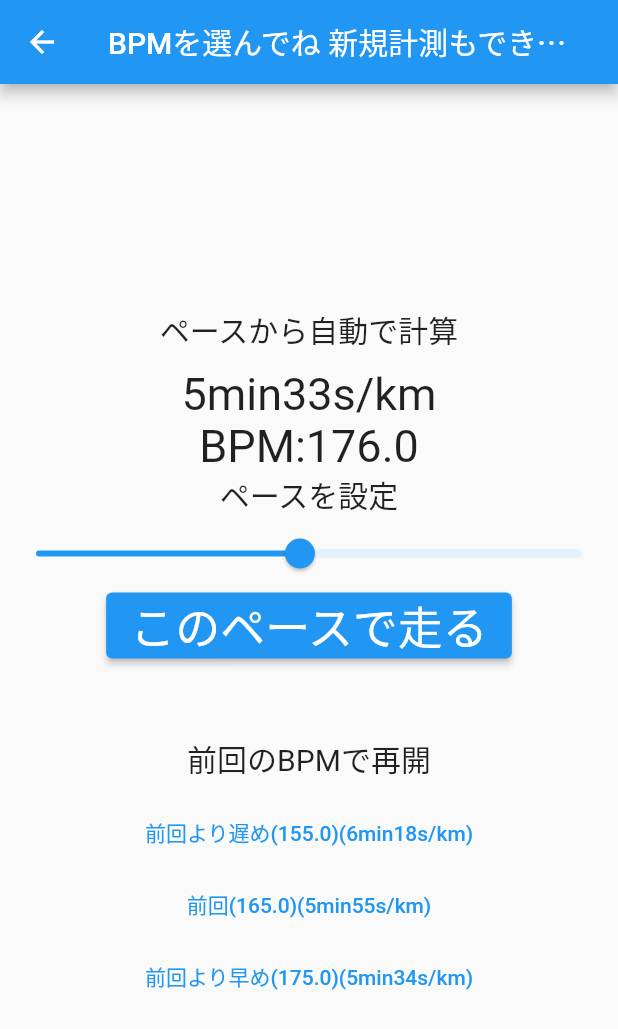
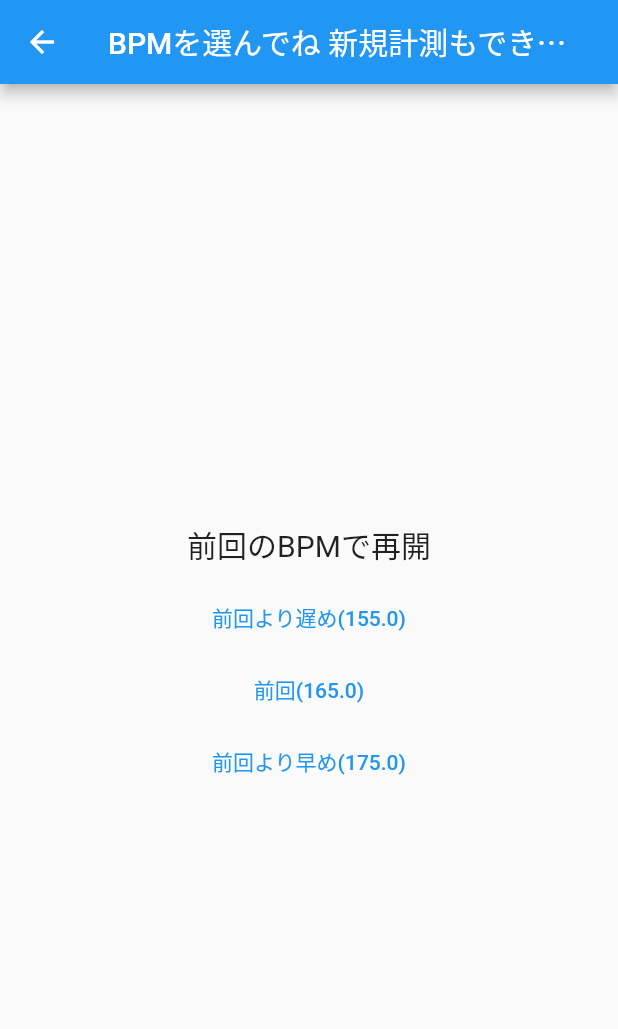
Before and after one commit to beatwalking55/beatim2, a Flutter app: the BPMSelectPage screen opened directly, on a phone screen of 412 x 824 dp. Shown: the top 1029 px of the screen. Run offline on Flutter 3.47's test engine with Material 2 defaults, Android fonts, the phone set to English and light mode, and no system bars; our stand-ins replace cloud_firestore, firebase_core, just_audio; missing offline and left inert: audio_session; accounts and stored records are empty.

Commit message:
BPM選択ページを復活しました

```diff
--- a/lib/BPMselectpage.dart
+++ b/lib/BPMselectpage.dart
@@ -14,13 +14,13 @@ class BPMSelectPage extends StatefulWidget {
 class _BPMSelectPageState extends State<BPMSelectPage> {
   @override
 
-  //ペース調整バーに使う変数。それぞれ　バーの初期値、バーの最小値、バーの最大値
-  double _runningpase = 333;
-  double _min_runningpase = 240;
-  double _max_runningpase = 420;
-
-  //BPM算出に使う。BPM＝(この値)/走るペース
-  double _pase = 333*176;
+  // //ペース調整バーに使う変数。それぞれ　バーの初期値、バーの最小値、バーの最大値
+  // double _runningpase = 333;
+  // double _min_runningpase = 240;
+  // double _max_runningpase = 420;
+  //
+  // //BPM算出に使う。BPM＝(この値)/走るペース
+  // double _pase = 333*176;
 
   Widget build(BuildContext context) {
     return Scaffold(
@@ -32,47 +32,47 @@ class _BPMSelectPageState extends State<BPMSelectPage> {
           mainAxisAlignment: MainAxisAlignment.center,
           children: [
 
-            //ペースから計算する部分
-            Container(
-              child: Column(
-                mainAxisAlignment: MainAxisAlignment.center,
-                children: [
-                  Text("ペースから自動で計算", style: TextStyle(fontSize: 20),),
-                  SizedBox(height: 10,),
-                  Text("${_runningpase~/60}min${(_runningpase%60).toInt()}s/km", style: TextStyle(fontSize: 30),), //ランニングペース(kmあたり）を表示
-                  Text("BPM:${(176*333/_runningpase).toStringAsFixed(1)}",style: TextStyle(fontSize: 30),), //ランニングペースからBPMを計算して表示
-                  Text("ペースを設定",style: TextStyle(fontSize: 20),),
-                  Transform.rotate(
-                    angle: pi,//逆向きにする
-                    child: Slider(
-                        inactiveColor: Colors.blue,//左側の色
-                        activeColor: Colors.blue.shade50,//右側の色
-                        thumbColor: Colors.blue,//バーの丸いやつの色
-                        value: _runningpase,//バーの初期値を設定
-                        min: _min_runningpase,
-                        max: _max_runningpase,
-                        onChanged:(value){
-                          setState(() {
-                            _runningpase = value;
-                          });
-                        }
-                    ),
-                  ),
-                  //計算したBPMを設定してplaypageに行くボタン。
-                  ElevatedButton(onPressed: (){
-                    Navigator.push(context,MaterialPageRoute(builder:(context) =>PlayPage()));
-                    setState(() {
-                      sensingBPM = 176*333/_runningpase;
-                      previous_sensingBPM = 176*333/_runningpase;
-                    });
-                    playlist = musicselect(genre:genre, artist: artist, BPM: sensingBPM);
-                  }, child: Text("このペースで走る",style: TextStyle(fontSize: 30),)
-                  ),
-                ],
-              ),
-            ),
-            //中間にある隙間。
-            SizedBox(height: 50,),
+            // //ペースから計算する部分
+            // Container(
+            //   child: Column(
+            //     mainAxisAlignment: MainAxisAlignment.center,
+            //     children: [
+            //       Text("ペースから自動で計算", style: TextStyle(fontSize: 20),),
+            //       SizedBox(height: 10,),
+            //       Text("${_runningpase~/60}min${(_runningpase%60).toInt()}s/km", style: TextStyle(fontSize: 30),), //ランニングペース(kmあたり）を表示
+            //       Text("BPM:${(176*333/_runningpase).toStringAsFixed(1)}",style: TextStyle(fontSize: 30),), //ランニングペースからBPMを計算して表示
+            //       Text("ペースを設定",style: TextStyle(fontSize: 20),),
+            //       Transform.rotate(
+            //         angle: pi,//逆向きにする
+            //         child: Slider(
+            //             inactiveColor: Colors.blue,//左側の色
+            //             activeColor: Colors.blue.shade50,//右側の色
+            //             thumbColor: Colors.blue,//バーの丸いやつの色
+            //             value: _runningpase,//バーの初期値を設定
+            //             min: _min_runningpase,
+            //             max: _max_runningpase,
+            //             onChanged:(value){
+            //               setState(() {
+            //                 _runningpase = value;
+            //               });
+            //             }
+            //         ),
+            //       ),
+            //       //計算したBPMを設定してplaypageに行くボタン。
+            //       ElevatedButton(onPressed: (){
+            //         Navigator.push(context,MaterialPageRoute(builder:(context) =>PlayPage()));
+            //         setState(() {
+            //           sensingBPM = 176*333/_runningpase;
+            //           previous_sensingBPM = 176*333/_runningpase;
+            //         });
+            //         playlist = musicselect(genre:genre, artist: artist, BPM: sensingBPM);
+            //       }, child: Text("このペースで走る",style: TextStyle(fontSize: 30),)
+            //       ),
+            //     ],
+            //   ),
+            // ),
+            // //中間にある隙間。
+            // SizedBox(height: 50,),
             //過去のBPMから選ぶ部分。
             Container(
               child: Column(
@@ -88,7 +88,7 @@ class _BPMSelectPageState extends State<BPMSelectPage> {
                       previous_sensingBPM -= 10;
                     });
                     playlist = musicselect(genre:genre, artist:artist, BPM:sensingBPM);
-                  }, child: Text("前回より遅め(${previous_sensingBPM - 10})(${((_pase)/(previous_sensingBPM-10))~/60}min${(((_pase)/(previous_sensingBPM-10))%60).toInt()}s/km)")
+                  }, child: Text("前回より遅め(${previous_sensingBPM - 10})")
                   ),
                   //前回のBPMを選ぶボタン
                   TextButton(onPressed: (){
@@ -97,7 +97,7 @@ class _BPMSelectPageState extends State<BPMSelectPage> {
                       sensingBPM = previous_sensingBPM;
                     });
                     playlist = musicselect(genre:genre, artist:artist, BPM:sensingBPM);
-                  }, child: Text("前回(${previous_sensingBPM})(${((_pase)/previous_sensingBPM)~/60}min${(((_pase)/previous_sensingBPM)%60).toInt()}s/km)")
+                  }, child: Text("前回(${previous_sensingBPM})")
                   ),
                   //前回のBPM+10を選ぶボタン
                   TextButton(onPressed: (){
@@ -107,7 +107,7 @@ class _BPMSelectPageState extends State<BPMSelectPage> {
                       previous_sensingBPM += 10;
                     });
                     playlist = musicselect(genre:genre, artist: artist, BPM: sensingBPM);
-                  }, child: Text("前回より早め(${previous_sensingBPM + 10})(${((_pase)/(previous_sensingBPM+10))~/60}min${(((_pase)/(previous_sensingBPM+10))%60).toInt()}s/km)")
+                  }, child: Text("前回より早め(${previous_sensingBPM + 10})")
                   ),
                 ],
               ),
--- a/lib/artistselectpage.dart
+++ b/lib/artistselectpage.dart
@@ -1,3 +1,4 @@
+import 'package:beatim/BPMselectpage.dart';
 import 'package:beatim/musicselectfunction.dart';
 import 'package:beatim/playpage.dart';
 import 'package:flutter/material.dart';
@@ -43,11 +44,10 @@ class _artistselectState extends State<ArtistSelectPage> {
                  itemBuilder: (BuildContext context,int index){
                    return Container(
                      child: TextButton(onPressed: (){
-                       Navigator.push(context,MaterialPageRoute(builder:(context) =>PlayPage()));
+                       Navigator.push(context,MaterialPageRoute(builder:(context) =>BPMSelectPage()));
                        setState(() {
                          genre = "free";
                          artist = artistList[index];
-                         playlist = musicselect(genre: genre, artist: artist,BPM: previous_sensingBPM);
                        });
                      }, child: Text(artistList[index]),
                      ),
--- a/lib/genreselectpage.dart
+++ b/lib/genreselectpage.dart
@@ -1,3 +1,4 @@
+import 'package:beatim/BPMselectpage.dart';
 import 'package:flutter/material.dart';
 import 'package:beatim/musicselectfunction.dart';
 import 'variables.dart';
@@ -19,28 +20,10 @@ class _genreselectpageState extends State<genreselectpage> {
   Widget build(BuildContext context) {
     return Scaffold(
       appBar: AppBar(
-        // Here we take the value from the MyHomePage object that was created by
-        // the App.build method, and use it to set our appbar title.
         title: Text("好きなジャンルを選んでね"),
       ),
       body: Center(
-        // Center is a layout widget. It takes a single child and positions it
-        // in the middle of the parent.
         child: Column(
-          // Column is also a layout widget. It takes a list of children and
-          // arranges them vertically. By default, it sizes itself to fit its
-          // children horizontally, and tries to be as tall as its parent.
-          //
-          // Invoke "debug painting" (press "p" in the console, choose the
-          // "Toggle Debug Paint" action from the Flutter Inspector in Android
-          // Studio, or the "Toggle Debug Paint" command in Visual Studio Code)
-          // to see the wireframe for each widget.
-          //
-          // Column has various properties to control how it sizes itself and
-          // how it positions its children. Here we use mainAxisAlignment to
-          // center the children vertically; the main axis here is the vertical
-          // axis because Columns are vertical (the cross axis would be
-          // horizontal).
           mainAxisAlignment: MainAxisAlignment.center,
           children: <Widget>[
             Flexible(
@@ -49,11 +32,10 @@ class _genreselectpageState extends State<genreselectpage> {
                 itemBuilder:(BuildContext context, int index){
                   return Container(
                     child: TextButton(onPressed: (){
-                      Navigator.push(context,MaterialPageRoute(builder:(context) =>PlayPage()));
+                      Navigator.push(context,MaterialPageRoute(builder:(context) =>BPMSelectPage()));
                       setState(() {
                         genre = genreList[index];
                         artist = "free";
-                        playlist = musicselect(genre: genreList[index], artist: artist, BPM:previous_sensingBPM );
                       });
                     }, child: Text(genreList[index])
                     ),
--- a/lib/musicdata.dart
+++ b/lib/musicdata.dart
@@ -1584,7 +1584,7 @@ Map musics = {
     'beatability': 0.8,
   },
   88: {
-    'filename': "audio/Neru_脱法ロック_BPM155.mp3",
+    'filename': "audio/Neru_ロストワンの号哭_BPM162_編集済.mp3",
     'name': "Neru_脱法ロック_BPM155",
     'artist': "Neru",
     'BPM': 155.0,
--- a/lib/startpage.dart
+++ b/lib/startpage.dart
@@ -1,3 +1,4 @@
+import 'package:beatim/BPMselectpage.dart';
 import 'package:beatim/artistselectpage.dart';
 import 'package:beatim/genreselectpage.dart';
 import 'package:beatim/musicselectfunction.dart';
@@ -48,9 +49,8 @@ class _MyHomePageState extends State<MyHomePage> {
               setState(() {
                 genre = "free";
                 artist = "free";
-                playlist = musicselect(genre: genre,artist:artist,BPM: previous_sensingBPM);
               });
-              Navigator.push(context, MaterialPageRoute(builder: (context) => PlayPage()));
+              Navigator.push(context, MaterialPageRoute(builder: (context) => BPMSelectPage()));
             }, child: Text("おまかせ")),
             TextButton(
                 onPressed:(){
```
Also changed, not shown: lib/musicselectfunction.dart (+24 -5 lines).
